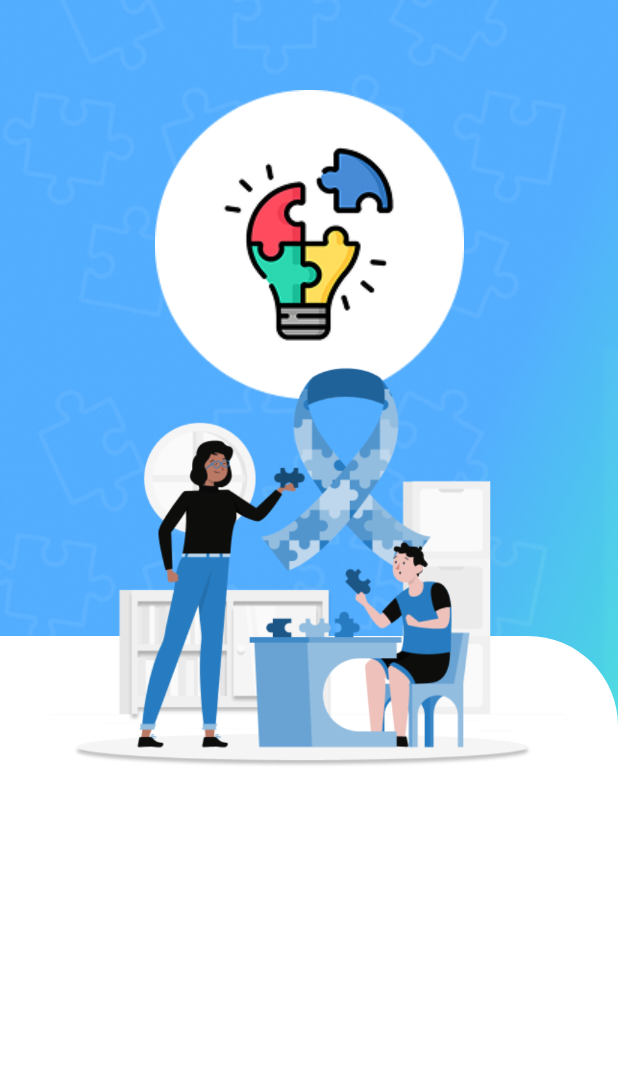
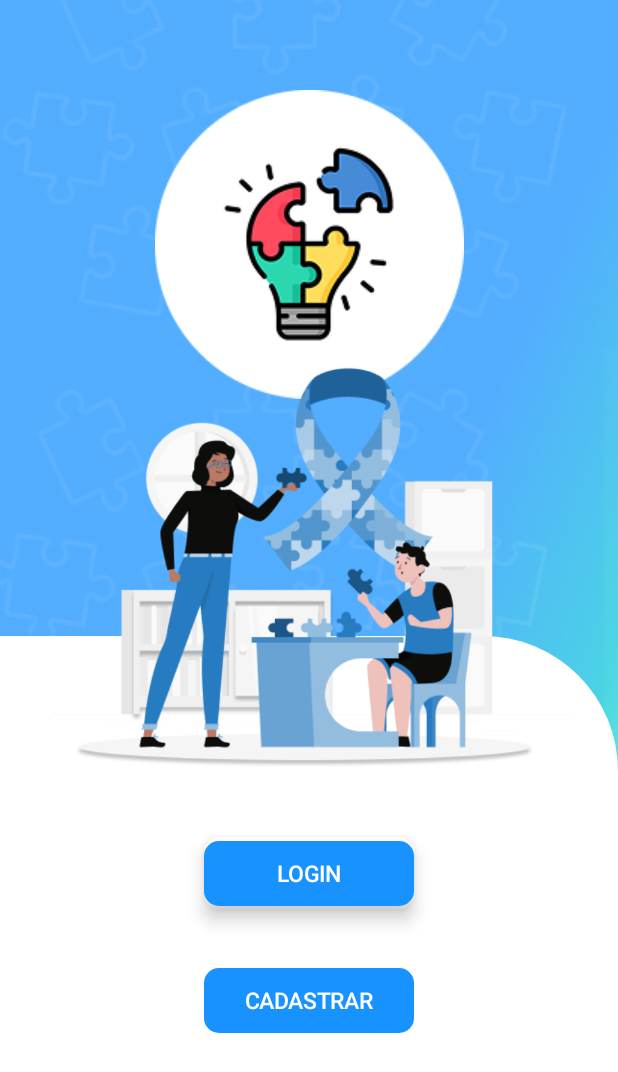
Before and after one commit to LauraSofiasil/TCC-Mobile, an Android app built with Jetpack Compose: the @Preview function TelaInicial2Preview, on a phone screen of 412 x 824 dp. Shown: the top 1072 px of the screen. Run offline under Robolectric (Android 15) with nearby library versions, the phone set to English and light mode, and no system bars.

Commit message:
feat (botoes incrementados)

```diff
--- a/app/src/main/java/br/senai/sp/jandira/tcc/screens/TelaInicial2.kt
+++ b/app/src/main/java/br/senai/sp/jandira/tcc/screens/TelaInicial2.kt
@@ -5,24 +5,31 @@ import androidx.compose.foundation.background
 import androidx.compose.foundation.layout.Arrangement
 import androidx.compose.foundation.layout.Box
 import androidx.compose.foundation.layout.Column
-import androidx.compose.foundation.layout.fillMaxHeight
+import androidx.compose.foundation.layout.Spacer
 import androidx.compose.foundation.layout.fillMaxSize
 import androidx.compose.foundation.layout.fillMaxWidth
 import androidx.compose.foundation.layout.height
 import androidx.compose.foundation.layout.padding
 import androidx.compose.foundation.layout.size
+import androidx.compose.foundation.layout.width
 import androidx.compose.foundation.shape.RoundedCornerShape
+import androidx.compose.material3.Button
+import androidx.compose.material3.ButtonDefaults
 import androidx.compose.material3.Card
 import androidx.compose.material3.CardDefaults
+import androidx.compose.material3.MaterialTheme
+import androidx.compose.material3.Text
 import androidx.compose.runtime.Composable
 import androidx.compose.ui.Alignment
 import androidx.compose.ui.Modifier
-import androidx.compose.ui.graphics.Brush
+import androidx.compose.ui.draw.shadow
 import androidx.compose.ui.graphics.Color
+import androidx.compose.ui.graphics.DefaultShadowColor
 import androidx.compose.ui.layout.ContentScale
 import androidx.compose.ui.res.painterResource
 import androidx.compose.ui.tooling.preview.Preview
 import androidx.compose.ui.unit.dp
+import androidx.compose.ui.unit.sp
 import br.senai.sp.jandira.tcc.R
 
 @Composable
@@ -70,7 +77,7 @@ fun TelaInicial2() {
                     .fillMaxWidth()
                     .height(400.dp),
                 shape = RoundedCornerShape(
-                    topEnd = 60.dp,
+                    topEnd = 90.dp,
                 ),
                 colors = CardDefaults.cardColors(
                     containerColor = Color.White
@@ -79,15 +86,61 @@ fun TelaInicial2() {
         }
         Column(
             modifier = Modifier
-                .fillMaxSize()
+                .fillMaxSize(),
+            horizontalAlignment = Alignment.CenterHorizontally,
         ) {
             Image(
                 painter = painterResource(R.drawable.icon),
                 contentDescription = "",
                 modifier = Modifier
-                    .padding(top = 210.dp, start = 30.dp)
+                    .padding(top = 210.dp)
                     .size(350.dp)
             )
+            Button(
+                onClick = {},
+                colors = ButtonDefaults.buttonColors(
+                    containerColor = Color(0xff1892FF)
+                ),
+                shape = RoundedCornerShape(
+                    10.dp
+                ),
+                modifier = Modifier
+                    .width(140.dp)
+                    .height(43.dp)
+                    .shadow(
+                        elevation = 7.dp, // Altura da sombra
+                        shape = RoundedCornerShape(10.dp), // Formato da sombra
+                        clip = false, // Mantenha a sombra visível
+                    )
+            ) {
+                Text(
+                    text = "LOGIN",
+                    style = MaterialTheme.typography.titleSmall,
+                    color = Color.White,
+                    fontSize = 15.sp
+                )
+            }
+            Spacer(modifier = Modifier.height(41.dp))
+
+            Button(
+                onClick = {},
+                colors = ButtonDefaults.buttonColors(
+                    containerColor = Color(0xff1892FF)
+                ),
+                shape = RoundedCornerShape(
+                    10.dp
+                ),
+                modifier = Modifier
+                    .width(140.dp)
+                    .height(43.dp)
+            ) {
+                Text(
+                    text = "CADASTRAR",
+                    style = MaterialTheme.typography.titleSmall,
+                    color = Color.White,
+                    fontSize = 15.sp
+                )
+            }
         }
     }
 }
```
Also changed, not shown: app/build.gradle.kts (+6 -1 lines), app/src/main/java/br/senai/sp/jandira/tcc/ui/theme/Type.kt (+24 -4 lines), app/src/main/res/font/inter_bold.ttf (added), app/src/main/res/font/inter_italic.ttf (added), app/src/main/res/font/inter_normal.ttf (added).
